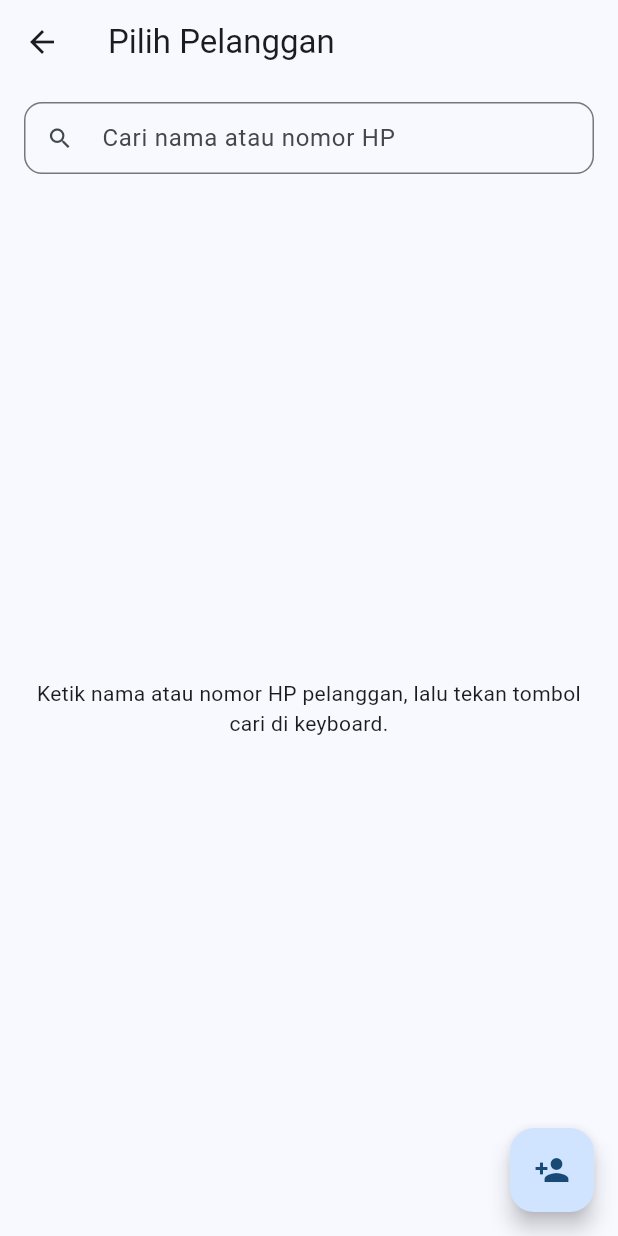
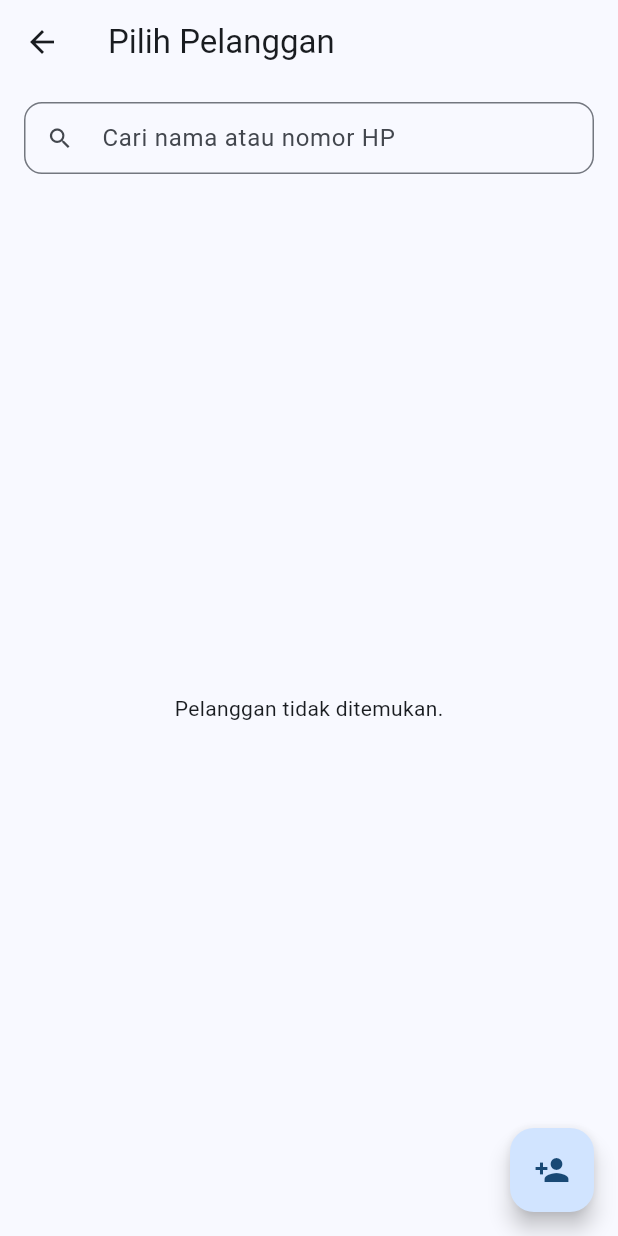
Before and after one commit to SaktiArifDwiPutra/LaundryFlow, a Flutter app: the CustomerListScreen screen opened directly, on a phone screen of 412 x 824 dp. Run offline on Flutter 3.47's test engine with Material 3 defaults, Android fonts, the phone set to English and light mode, and no system bars; accounts and stored records are empty.

Commit message:
fix(customer): map address field properly, allow empty query listing, and load list on open

```diff
--- a/mobile/lib/models/customer.dart
+++ b/mobile/lib/models/customer.dart
@@ -6,6 +6,7 @@ class Customer {
     this.email = '',
     this.street = '',
     this.city = '',
+    this.rawAddress,
   });
 
   final int id;
@@ -14,10 +15,17 @@ class Customer {
   final String email;
   final String street;
   final String city;
+  final String? rawAddress;
 
-  String get address => [street, city].where((s) => s.isNotEmpty).join(', ');
+  String get address {
+    if (rawAddress != null && rawAddress!.isNotEmpty) {
+      return rawAddress!;
+    }
+    return [street, city].where((s) => s.isNotEmpty).join(', ');
+  }
 
   factory Customer.fromJson(Map<String, dynamic> json) {
+    final addr = (json['address'] as String?) ?? '';
     return Customer(
       id: json['id'] as int,
       name: (json['name'] as String?) ?? '',
@@ -25,6 +33,7 @@ class Customer {
       email: (json['email'] as String?) ?? '',
       street: (json['street'] as String?) ?? '',
       city: (json['city'] as String?) ?? '',
+      rawAddress: addr.isNotEmpty ? addr : null,
     );
   }
 }
--- a/mobile/lib/screens/customer_list_screen.dart
+++ b/mobile/lib/screens/customer_list_screen.dart
@@ -15,8 +15,14 @@ class CustomerListScreen extends StatefulWidget {
 
 class _CustomerListScreenState extends State<CustomerListScreen> {
   final _search = TextEditingController();
-  Future<List<Customer>>? _future;
+  late Future<List<Customer>> _future;
   bool _deleting = false;
+
+  @override
+  void initState() {
+    super.initState();
+    _future = customerRepository.list();
+  }
 
   @override
   void dispose() {
@@ -27,7 +33,7 @@ class _CustomerListScreenState extends State<CustomerListScreen> {
   void _runSearch() {
     final q = _search.text.trim();
     setState(() {
-      _future = q.isEmpty ? null : customerRepository.list(q: q);
+      _future = customerRepository.list(q: q);
     });
   }
 
@@ -126,17 +132,7 @@ class _CustomerListScreenState extends State<CustomerListScreen> {
             ),
           ),
           Expanded(
-            child: _future == null
-                ? const Center(
-                    child: Padding(
-                      padding: EdgeInsets.all(24),
-                      child: Text(
-                        'Ketik nama atau nomor HP pelanggan, lalu tekan tombol cari di keyboard.',
-                        textAlign: TextAlign.center,
-                      ),
-                    ),
-                  )
-                : FutureBuilder<List<Customer>>(
+            child: FutureBuilder<List<Customer>>(
               future: _future,
               builder: (context, snapshot) {
                 if (snapshot.connectionState != ConnectionState.done) {
@@ -157,7 +153,12 @@ class _CustomerListScreenState extends State<CustomerListScreen> {
                     child: Text('Pelanggan tidak ditemukan.'),
                   );
                 }
-                      return ListView.builder(
+                return RefreshIndicator(
+                  onRefresh: () async {
+                    _runSearch();
+                    await _future;
+                  },
+                  child: ListView.builder(
                     padding: const EdgeInsets.only(bottom: 88),
                     itemCount: customers.length,
                     itemBuilder: (context, index) {
@@ -186,6 +187,7 @@ class _CustomerListScreenState extends State<CustomerListScreen> {
                             : null,
                       );
                     },
+                  ),
                 );
               },
             ),
```
Also changed, not shown: mobile/lib/repositories/odoo_customer_repository.dart (+9 -3 lines). Lines whose indentation alone changed are shown as unchanged.
